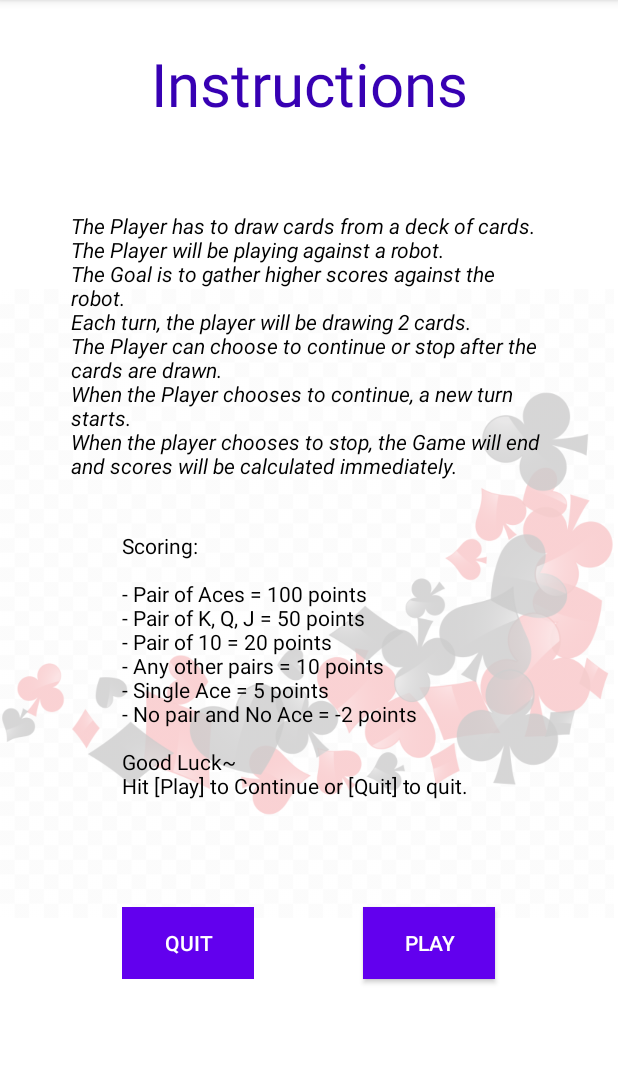
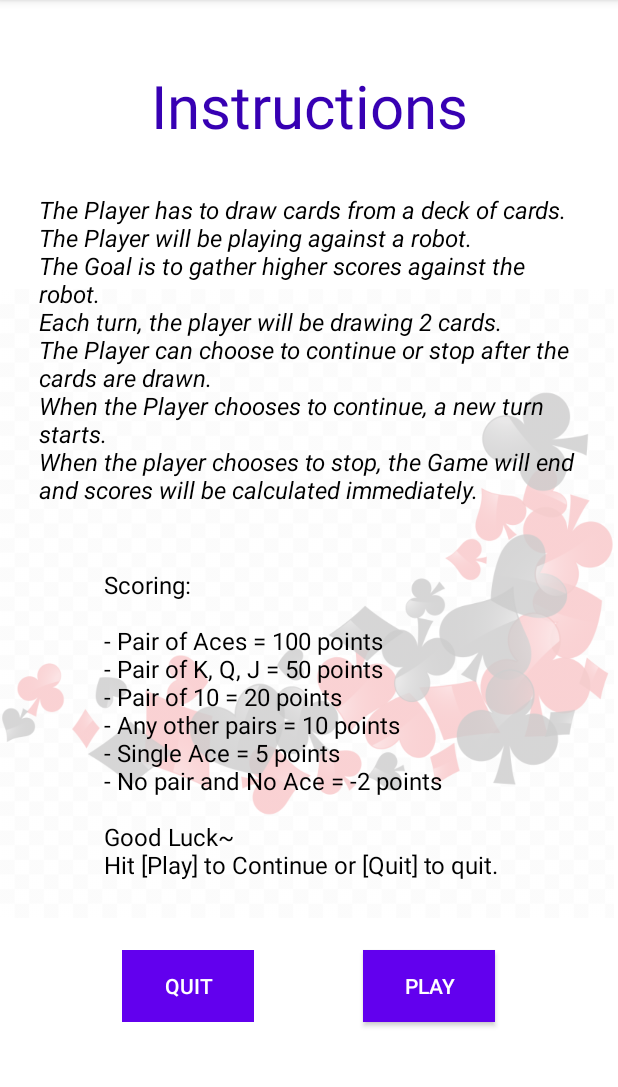
Before and after one commit to johnfung95/CardGame, an Android app: the screen it shows after launch (MainActivity), on a phone screen of 412 x 824 dp, the part 84-1171 px from its top. Run offline under Robolectric (Android 15) with nearby library versions, the phone set to English and light mode, and no system bars.

Commit message:
fix on UI and add logs

```diff
--- a/app/src/main/res/layout/goodbye.xml
+++ b/app/src/main/res/layout/goodbye.xml
@@ -21,6 +21,7 @@
         android:layout_width="wrap_content"
         android:layout_height="wrap_content"
         android:text="@string/goodBye"
+        android:textColor="@color/black"
         android:textSize="24dp"
         android:gravity="center_horizontal"
         app:layout_constraintBottom_toBottomOf="parent"
--- a/app/src/main/res/layout/instructions.xml
+++ b/app/src/main/res/layout/instructions.xml
@@ -31,39 +31,42 @@
         app:layout_constraintEnd_toEndOf="parent"
         app:layout_constraintStart_toStartOf="parent"
         app:layout_constraintTop_toTopOf="parent"
-        app:layout_constraintVertical_bias="0.448" />
+        app:layout_constraintVertical_bias="0.709" />
 
     <TextView
         android:id="@+id/instruction_scoring"
-        android:layout_width="248dp"
-        android:layout_height="208dp"
+        android:layout_width="312dp"
+        android:layout_height="266dp"
         android:gravity="center_vertical"
+        android:paddingLeft="20dp"
         android:text="@string/instruction_scoring"
         android:textColor="@color/black"
+        android:textSize="16dp"
         app:layout_constraintBottom_toBottomOf="parent"
         app:layout_constraintEnd_toEndOf="parent"
-        app:layout_constraintHorizontal_bias="0.496"
+        app:layout_constraintHorizontal_bias="0.494"
         app:layout_constraintStart_toStartOf="parent"
         app:layout_constraintTop_toBottomOf="@+id/instruction_content"
         app:layout_constraintVertical_bias="0.0" />
 
     <TextView
         android:id="@+id/instruction_content"
-        android:layout_width="336dp"
-        android:layout_height="219dp"
+        android:layout_width="377dp"
+        android:layout_height="233dp"
         android:layout_marginTop="32dp"
         android:fontFamily="sans-serif"
         android:gravity="center_vertical"
         android:padding="10dp"
         android:text="@string/instruction_body"
         android:textColor="@color/black"
+        android:textSize="16dp"
         android:textStyle="italic"
         app:layout_constraintBottom_toBottomOf="parent"
         app:layout_constraintEnd_toEndOf="parent"
-        app:layout_constraintHorizontal_bias="0.493"
+        app:layout_constraintHorizontal_bias="0.461"
         app:layout_constraintStart_toStartOf="parent"
         app:layout_constraintTop_toTopOf="parent"
-        app:layout_constraintVertical_bias="0.171" />
+        app:layout_constraintVertical_bias="0.168" />
 
     <Button
         android:id="@+id/quit_button"
@@ -79,7 +82,7 @@
         app:layout_constraintHorizontal_bias="0.25"
         app:layout_constraintStart_toStartOf="parent"
         app:layout_constraintTop_toBottomOf="@+id/instruction_scoring"
-        app:layout_constraintVertical_bias="0.33" />
+        app:layout_constraintVertical_bias="0.164" />
 
     <Button
         android:id="@+id/play_button"
@@ -95,6 +98,6 @@
         app:layout_constraintHorizontal_bias="0.746"
         app:layout_constraintStart_toStartOf="parent"
         app:layout_constraintTop_toBottomOf="@+id/instruction_scoring"
-        app:layout_constraintVertical_bias="0.33" />
+        app:layout_constraintVertical_bias="0.164" />
 
 </androidx.constraintlayout.widget.ConstraintLayout>
```
Also changed, not shown: app/src/main/java/com/example/cardgame/MainActivity.kt (+20 -6 lines).
